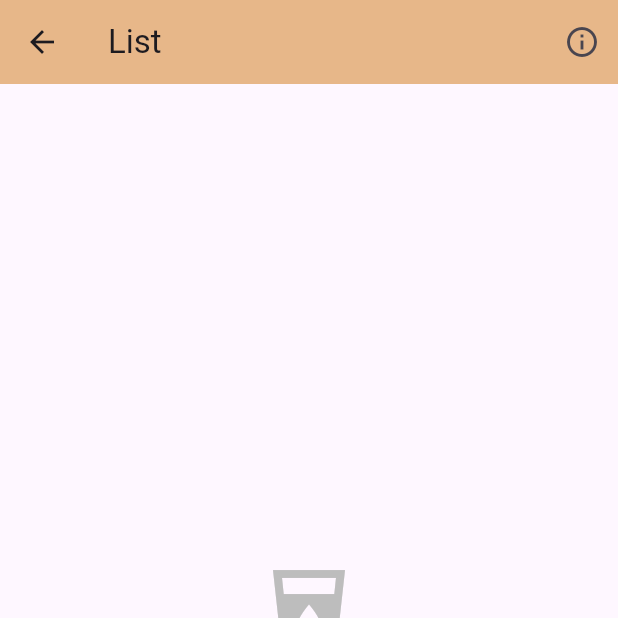
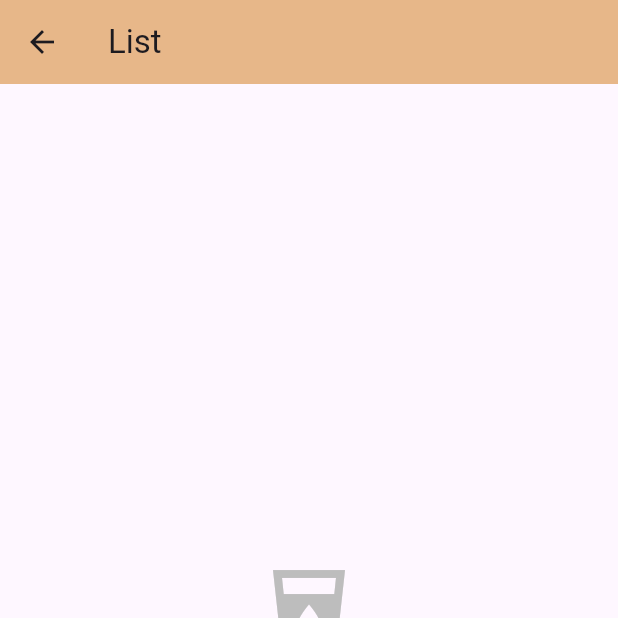
Before and after one commit to Rysalb/fe_kos_hansarin, a Flutter app: the ListKatalogScreen screen opened directly with empty values, on a phone screen of 412 x 824 dp, the top half of it. Run offline on Flutter 3.47's test engine with Material 3 defaults, Android fonts, the phone set to English and light mode, and no system bars; our stand-ins replace equatable, flutter_bloc, image_picker, pdf, permission_handler, printing and 2 more; accounts and stored records are empty; network calls fail.

Commit message:
Remove unused info button from ListKatalogScreen to streamline UI

```diff
--- a/lib/screens/admin/katalog/list_katalog_screen.dart
+++ b/lib/screens/admin/katalog/list_katalog_screen.dart
@@ -84,12 +84,6 @@ class _ListKatalogScreenState extends State<ListKatalogScreen> {
           icon: Icon(Icons.arrow_back),
           onPressed: () => Navigator.pop(context),
         ),
-        actions: [
-          IconButton(
-            icon: Icon(Icons.info_outline),
-            onPressed: () {},
-          ),
-        ],
       ),
       body: _isLoading
           ? Center(child: CircularProgressIndicator())
```
